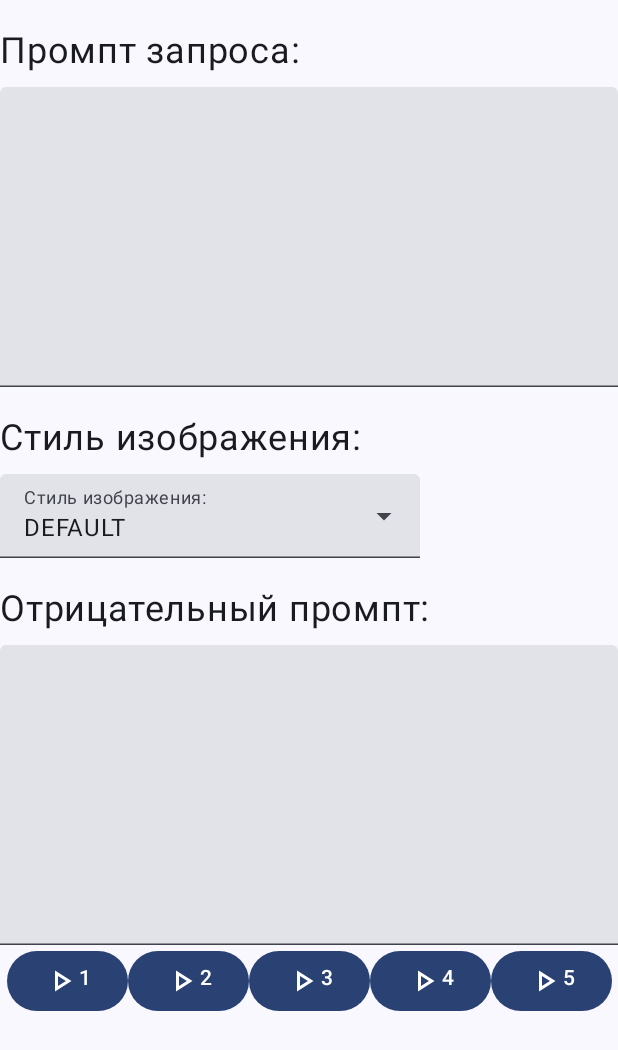
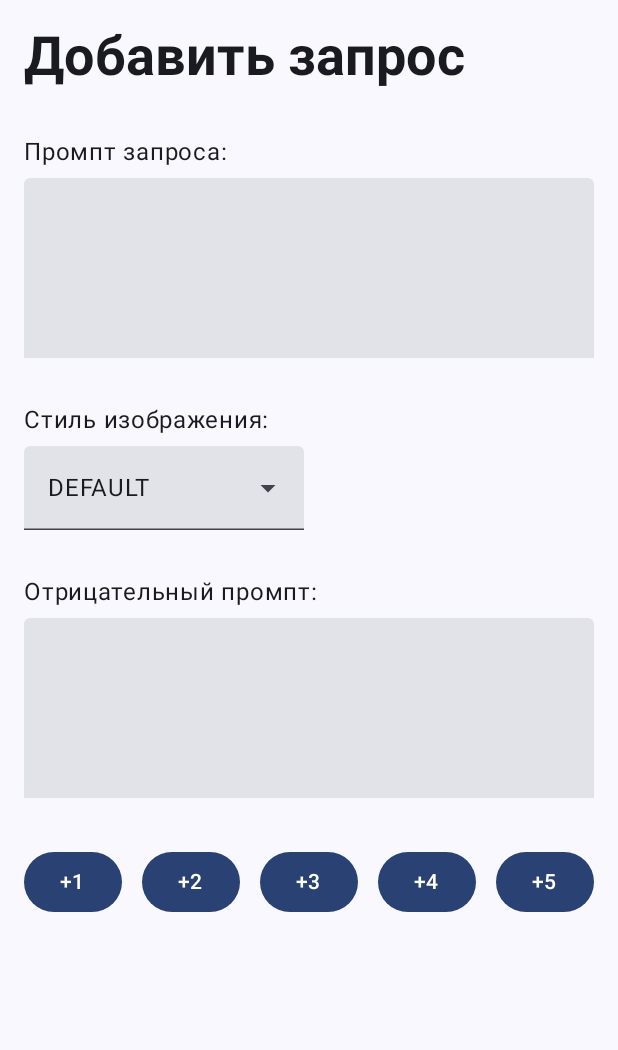
Before and after one commit to CyberTown-SMC-PRIVATE-LIMITED/Kandinsky-Android-client, an Android app built with Jetpack Compose: the NewRequestScreen screen opened through its navigation route, on a phone screen of 412 x 824 dp. Shown: the top 1050 px of the screen. Run offline under Robolectric (Android 15) with nearby library versions, the phone set to English and light mode, and no system bars; our stand-ins replace Dagger/Hilt's generated code, Room's generated code; pictures from the network do not load.

Commit message:
NewRequestScreen - design & new button

```diff
--- a/app/src/main/java/bat/konst/kandinskyclient/ui/screens/configScreen/ConfigScreen.kt
+++ b/app/src/main/java/bat/konst/kandinskyclient/ui/screens/configScreen/ConfigScreen.kt
@@ -14,6 +14,7 @@ import androidx.compose.foundation.rememberScrollState
 import androidx.compose.foundation.verticalScroll
 import androidx.compose.material3.Button
 import androidx.compose.material3.MaterialTheme
+import androidx.compose.material3.OutlinedButton
 import androidx.compose.material3.Text
 import androidx.compose.material3.TextField
 import androidx.compose.runtime.Composable
@@ -128,7 +129,7 @@ fun ConfigView(
 
         // Кнопка - где взять?
         val url = stringResource(id = R.string.cs_kandinsky_url)
-        Button(
+        OutlinedButton(
             modifier = Modifier
                 .fillMaxWidth()
                 .height(56.dp)
--- a/app/src/main/java/bat/konst/kandinskyclient/ui/screens/imageScreen/ImageScreen.kt
+++ b/app/src/main/java/bat/konst/kandinskyclient/ui/screens/imageScreen/ImageScreen.kt
@@ -114,7 +114,6 @@ fun ImageView(
             // кнопки - назад/вперёд
             Row (
                 modifier = Modifier
-                    //.align(Alignment.CenterVertically)
                     .fillMaxWidth(),
                 horizontalArrangement = Arrangement.SpaceBetween
             ) {
--- a/app/src/main/java/bat/konst/kandinskyclient/ui/screens/newRequestScreen/NewRequestScreen.kt
+++ b/app/src/main/java/bat/konst/kandinskyclient/ui/screens/newRequestScreen/NewRequestScreen.kt
@@ -1,8 +1,14 @@
 package bat.konst.kandinskyclient.ui.screens.newRequestScreen
 
 import androidx.compose.foundation.Image
+import androidx.compose.foundation.background
+import androidx.compose.foundation.layout.Arrangement
+import androidx.compose.foundation.layout.Box
 import androidx.compose.foundation.layout.Column
+import androidx.compose.foundation.layout.IntrinsicSize
 import androidx.compose.foundation.layout.Row
+import androidx.compose.foundation.layout.Spacer
+import androidx.compose.foundation.layout.fillMaxHeight
 import androidx.compose.foundation.layout.fillMaxSize
 import androidx.compose.foundation.layout.fillMaxWidth
 import androidx.compose.foundation.layout.height
@@ -31,8 +37,10 @@ import androidx.compose.runtime.saveable.rememberSaveable
 import androidx.compose.runtime.setValue
 import androidx.compose.ui.Alignment
 import androidx.compose.ui.Modifier
+import androidx.compose.ui.graphics.Color
 import androidx.compose.ui.graphics.vector.rememberVectorPainter
 import androidx.compose.ui.res.stringResource
+import androidx.compose.ui.text.font.FontWeight
 import androidx.compose.ui.tooling.preview.Preview
 import androidx.compose.ui.unit.dp
 import androidx.compose.ui.unit.sp
@@ -78,41 +86,59 @@ fun NewRequestView(
 
     Column(
         modifier = Modifier
-            .fillMaxSize(),
-        horizontalAlignment = Alignment.CenterHorizontally
+            .padding(16.dp, 16.dp)
+            .verticalScroll(rememberScrollState()),
+        verticalArrangement = Arrangement.spacedBy(8.dp)
     ) {
+        Text(
+            text = stringResource(id = R.string.nrs_add_request),
+            fontWeight = FontWeight.Bold,
+            style = MaterialTheme.typography.displaySmall
+        )
+
+        Spacer(modifier = Modifier.padding(8.dp))
+
+
         // Промпт
         Text(
             text = stringResource(id = R.string.nrs_prompt),
-            fontSize = 24.sp,
-            modifier = Modifier
-                .padding(top = 20.dp, bottom = 10.dp)
-                .align(Alignment.Start)
+            style = MaterialTheme.typography.bodyLarge
         )
         TextField(
-            maxLines = 5,
-            minLines = 5,
+            maxLines = 4,
+            minLines = 4,
             value = state.prompt,
             onValueChange = { onEvent(NewRequestScreenEvent.PromptUpdate(it)){} },
             modifier = Modifier
                 .fillMaxWidth()
-                .height(200.dp)
+                .height(120.dp)
                 .verticalScroll(rememberScrollState()),
         )
+
+        Spacer(modifier = Modifier.padding(8.dp))
 
         // Стиль
         Text(
             text = stringResource(id = R.string.nrs_style),
-            fontSize = 24.sp,
+            style = MaterialTheme.typography.bodyLarge
+        )
+
+        Row(
+            modifier = Modifier.fillMaxWidth(),
+            horizontalArrangement = Arrangement.SpaceBetween,
+            verticalAlignment = Alignment.Top
+        ) {
+
+            Box(
                 modifier = Modifier
-                .padding(top = 20.dp, bottom = 10.dp)
-                .align(Alignment.Start)
-        )
+                    .weight(1f)
+                    .padding(end = 3.dp)
+            ) {
                 var expanded by remember { mutableStateOf(false) }
                 ExposedDropdownMenuBox(
                     expanded = expanded,
                     onExpandedChange = { expanded = it },
-            modifier =Modifier
+                    modifier = Modifier
                         .fillMaxWidth()
                 ) {
                     TextField(
@@ -124,7 +150,7 @@ fun NewRequestView(
                         onValueChange = {},
                         readOnly = true,
                         singleLine = true,
-                label = { Text(stringResource(id = R.string.nrs_style)) },
+                        // label = { Text(stringResource(id = R.string.nrs_style)) },
                         trailingIcon = { ExposedDropdownMenuDefaults.TrailingIcon(expanded = expanded) },
                         colors = ExposedDropdownMenuDefaults.textFieldColors(),
                     )
@@ -135,9 +161,14 @@ fun NewRequestView(
                     ) {
                         state.stylesList.forEach { style ->
                             DropdownMenuItem(
-                        text = { Text(style.name, style = MaterialTheme.typography.bodyLarge) },
+                                text = {
+                                    Text(
+                                        style.name,
+                                        style = MaterialTheme.typography.bodyLarge
+                                    )
+                                },
                                 onClick = {
-                            onEvent(NewRequestScreenEvent.StyleUpdate(style.name)){}
+                                    onEvent(NewRequestScreenEvent.StyleUpdate(style.name)) {}
                                     expanded = false
                                 },
                                 contentPadding = ExposedDropdownMenuDefaults.ItemContentPadding,
@@ -145,24 +176,35 @@ fun NewRequestView(
                         }
                     }
                 }
+            }
 
             // Картинка стиля
+            Box(
+                modifier = Modifier
+                    .weight(1f)
+                    .height(50.dp)
+                    .padding(start = 3.dp)
+            ) {
                 if (state.styleImageURL != "") {
                     Image(
                         painter = rememberAsyncImagePainter(state.styleImageURL),
                         contentDescription = "Style ${state.style} Image",
                         modifier = Modifier
-                    .fillMaxWidth()
+                            .fillMaxSize()
+                            .align(Alignment.Center)
                     )
                 }
+            }
+
+        }
+
+
+        Spacer(modifier = Modifier.padding(8.dp))
 
         // Негативный промпт
         Text(
             text = stringResource(id = R.string.nrs_negativeprompt),
-            fontSize = 24.sp,
-            modifier = Modifier
-                .padding(top = 20.dp, bottom = 10.dp)
-                .align(Alignment.Start)
+            style = MaterialTheme.typography.bodyLarge
         )
         TextField(
             maxLines = 5,
@@ -171,12 +213,18 @@ fun NewRequestView(
             onValueChange = { onEvent(NewRequestScreenEvent.NegativePromptUpdate(it)){} },
             modifier = Modifier
                 .fillMaxWidth()
-                .height(200.dp)
+                .height(120.dp)
                 .verticalScroll(rememberScrollState()),
         )
 
+        Spacer(modifier = Modifier.padding(8.dp))
+
         // кнопки - выполнить
-        Row {
+        Row (
+            modifier = Modifier
+                .fillMaxWidth(),
+            horizontalArrangement = Arrangement.SpaceBetween
+        ) {
             for (i in 1..5) {
                 Button(
                     onClick = {
@@ -192,13 +240,7 @@ fun NewRequestView(
                         }
                     }
                 ) {
-                    Row {
-                        Icon(
-                            painter = rememberVectorPainter(image = Icons.Outlined.PlayArrow),
-                            contentDescription = null
-                        )
-                        Text(text = i.toString())
-                    }
+                        Text(text = "+$i")
                 }
             }
         }
--- a/app/src/main/res/values/strings.xml
+++ b/app/src/main/res/values/strings.xml
@@ -5,6 +5,7 @@
     <string name="nrs_negativeprompt">Отрицательный промпт:</string>
     <string name="nrs_style">Стиль изображения:</string>
     <string name="nrs_generate">Выполнить:</string>
+    <string name="nrs_add_request">Добавить запрос</string>
 
     <string name="ms_refresh">Обновить</string>
     <string name="ms_add">Добавить</string>
```
Lines whose indentation alone changed are shown as unchanged.
